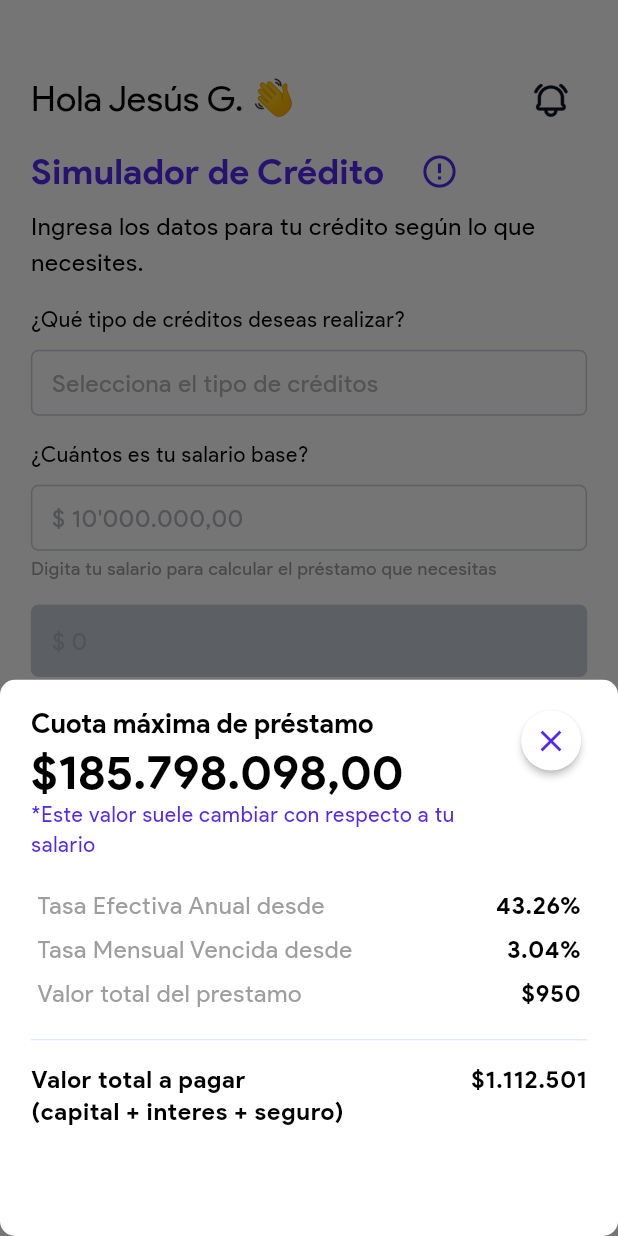
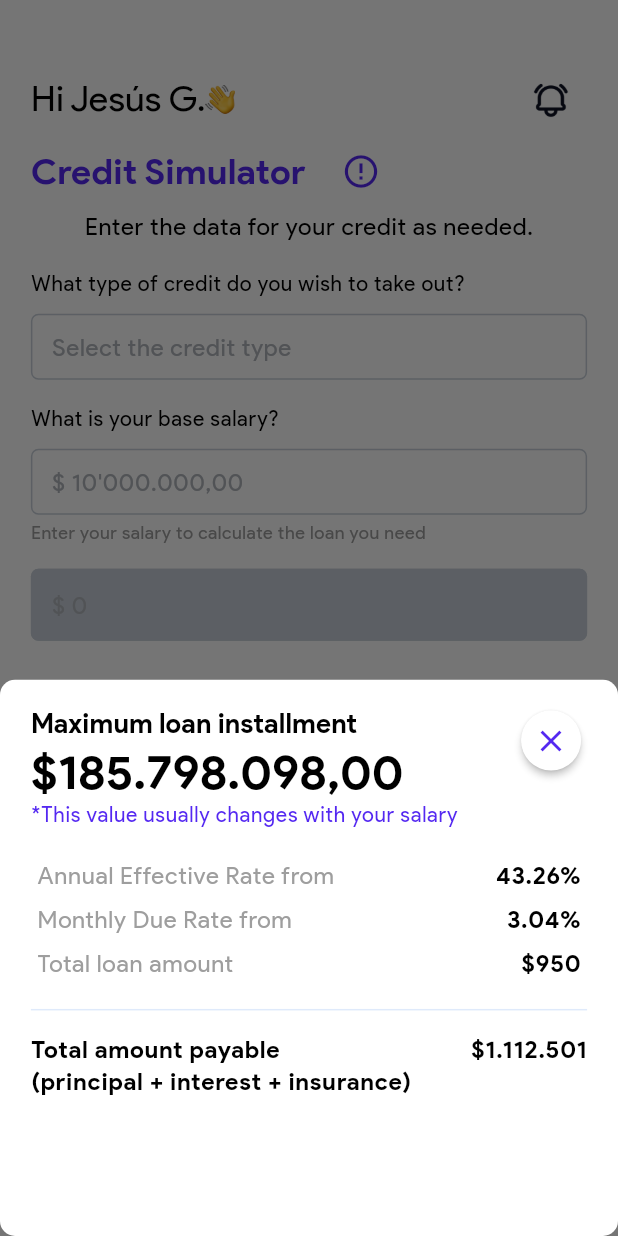
Before and after one commit to Jhodavid/Banca-Cr-ditos, a Flutter app: the HomePage screen opened by its route, after a tap on the "error outline" icon, on a phone screen of 412 x 824 dp. Run offline on Flutter 3.47's test engine with Material 3 defaults, Android fonts, the light colour scheme and no system bars; our stand-ins replace flutter_riverpod, go_router; generated files the repository leaves out were written again.

Commit message:
Todas las traducciones completadas

```diff
--- a/lib/config/localization/app_localization.dart
+++ b/lib/config/localization/app_localization.dart
@@ -6,4 +6,10 @@
 
 extension AppLocalization on BuildContext {
   AppLocalizations get l10n => AppLocalizations.of(this);
+
+  String getHomeHiUser(String fullName) {
+    String text = l10n.home_hi_user;
+    text = text.replaceAll('[fullName]', fullName);
+    return text;
+  }
 }
--- a/lib/config/localization/arb/app_en.arb
+++ b/lib/config/localization/arb/app_en.arb
@@ -35,5 +35,36 @@
     "auth_forgot_password": "Forgot my password?",
     "auth_sign_in_google": "Sign in with Google",
     "auth_sign_in_apple": "Sign in with Apple",
-    "auth_dont_have_account": "Don't have an account?"
+    "auth_dont_have_account": "Don't have an account?",
+    "home_credit_simulator": "Credit Simulator",
+    "home_enter_data_for_your_credit": "Enter the data for your credit as needed.",
+    "home_what_type_credit": "What type of credit do you wish to take out?",
+    "home_what_select_credit_type": "Select the credit type",
+    "home_how_much_your_salary": "What is your base salary?",
+    "home_enter_your_salary_to_calculate": "Enter your salary to calculate the loan you need",
+    "home_how_many_months": "How many months?",
+    "home_choose_term_12_to_84_months": "Choose a term from 12 to 84 months",
+    "home_simulate": "Simulate",
+    "home_save_quote": "Save quote",
+    "home_credit_history": "Credit History",
+    "home_here_you_will_find_your_credit_history": "Here you will find your credit history and the record of all simulations.",
+    "home_no_more_data_to_show": "No more data to show",
+    "home_amount_of_credit": "Credit amount",
+    "home_date": "Date",
+    "home_number_of_installments": "Number of installments",
+    "home_interest": "Interest",
+    "home_hi_user": "Hi [fullName]",
+    "home_are_your_sure_save_quote": "Are you sure you want to\nsave the quote?",
+    "home_you_will_consult_quote_in_history": "You can consult the quote\nin your credit history.",
+    "home_save": "Save",
+    "home_cancel": "Cancel",
+    "home_no_installments": "Installment No.",
+    "home_installments_value": "Installment value",
+    "home_capital_credit": "Capital payment",
+    "home_maximum_loan_installment": "Maximum loan installment",
+    "home_this_value_usually_changes_with_your_salary": "*This value usually changes with your salary",
+    "home_annual_percentage_rate": "Annual Effective Rate from",
+    "home_monthly_percentage_rate": "Monthly Due Rate from",
+    "home_total_amount": "Total loan amount",
+    "home_principal_interest_insurance": "Total amount payable\n(principal + interest + insurance)"
 }
--- a/lib/config/localization/arb/app_es.arb
+++ b/lib/config/localization/arb/app_es.arb
@@ -35,5 +35,36 @@
     "auth_forgot_password": "¿Olvidé mi contraseña?",
     "auth_sign_in_google": "Ingresa con Google",
     "auth_sign_in_apple": "Ingresa con Apple",
-    "auth_dont_have_account": "¿No tienes una cuenta?"
+    "auth_dont_have_account": "¿No tienes una cuenta?",
+    "home_credit_simulator": "Simulador de Crédito",
+    "home_enter_data_for_your_credit": "Ingresa los datos para tu crédito según lo que necesites.",
+    "home_what_type_credit": "¿Qué tipo de créditos deseas realizar?",
+    "home_what_select_credit_type": "Selecciona el tipo de créditos",
+    "home_how_much_your_salary": "¿Cuánto es tu salario base?",
+    "home_enter_your_salary_to_calculate": "Digita tu salario para calcular el préstamo que necesitas",
+    "home_how_many_months": "¿A cuántos meses?",
+    "home_choose_term_12_to_84_months": "Elija un plazo desde 12 hasta 84 meses",
+    "home_simulate": "Simular",
+    "home_save_quote": "Guardar cotización",
+    "home_credit_history": "Historial de créditos",
+    "home_here_you_will_find_your_credit_history": "Aquí encontrarás tu historial de créditos y el registro de todas las simulaciones.",
+    "home_no_more_data_to_show": "No hay mas datos por mostrar",
+    "home_amount_of_credit": "Monto del crédito",
+    "home_date": "Fecha",
+    "home_number_of_installments": "Número de cuotas",
+    "home_interest": "Interés",
+    "home_hi_user": "Hola [fullName] ",
+    "home_are_your_sure_save_quote": "¿Está seguro que desea\nGuardar la cotización?",
+    "home_you_will_consult_quote_in_history": "La cotización realizada la podrás consultar\nen tu historial de créditos.",
+    "home_save": "Guardar",
+    "home_cancel": "Cancelar",
+    "home_no_installments": "No. Cuota",
+    "home_installments_value": "Valor de cuota",
+    "home_capital_credit": "Abono a capital",
+    "home_maximum_loan_installment": "Cuota máxima de préstamo",
+    "home_this_value_usually_changes_with_your_salary": "*Este valor suele cambiar con respecto a tu salario",
+    "home_annual_percentage_rate": "Tasa Efectiva Anual desde",
+    "home_monthly_percentage_rate": "Tasa Mensual Vencida desde",
+    "home_total_amount": "Valor total del prestamo",
+    "home_principal_interest_insurance": "Valor total a pagar\n(capital + interes + seguro)"
 }
--- a/lib/presentation/modules/auth/pages/sing_in_page.dart
+++ b/lib/presentation/modules/auth/pages/sing_in_page.dart
@@ -56,12 +56,13 @@
                         TextSpan(
                           text: l10n.auth_sing_in_message_part_1,
                           style: Theme.of(context).textTheme.labelSmall?.copyWith(
+                            color: Colors.black,
                             fontWeight: FontWeight.bold
                           )
                         ),
                         TextSpan(
                           text: l10n.auth_sing_in_message_part_2,
-                          style: Theme.of(context).textTheme.labelSmall
+                          style: Theme.of(context).textTheme.labelSmall?.copyWith(color: Colors.black)
                         )
                       ],
                     ),
@@ -115,7 +116,7 @@
                         padding: const EdgeInsets.only(top: 15),
                         child: Text(
                           l10n.auth_remember,
-                          style: Theme.of(context).textTheme.labelSmall
+                          style: Theme.of(context).textTheme.labelSmall?.copyWith(color: Colors.black)
                         ),
                       ),
                       const Spacer(),
--- a/lib/presentation/modules/auth/pages/sing_up_page.dart
+++ b/lib/presentation/modules/auth/pages/sing_up_page.dart
@@ -59,8 +59,8 @@
                         child: Column(
                           children: [
                             AppTextField(
-                              label: l10n.auth_email_label,
-                              hintText: l10n.auth_email_hint,
+                              label: l10n.auth_full_name_label,
+                              hintText: l10n.auth_full_name_hint,
                               prefixIconData: Icons.person_outline,
                               onChanged: (value) {
 
--- a/lib/presentation/modules/home/taps/history_tap.dart
+++ b/lib/presentation/modules/home/taps/history_tap.dart
@@ -25,11 +25,11 @@
           crossAxisAlignment: CrossAxisAlignment.start,
           children: [
             Text(
-              'Historial de créditos',
+              l10n.home_credit_history,
               style: Theme.of(context).textTheme.titleMedium,
             ),
             Text(
-              'Aquí encontrarás tu historial de créditos y el registro de todas las simulaciones..',
+                l10n.home_here_you_will_find_your_credit_history,
               style: Theme.of(context).textTheme.bodyLarge
             ),
             SizedBox(height: height*0.01),
@@ -44,7 +44,7 @@
                 const Icon(Icons.error_outline, color: Colors.grey, size: 26),
                 const SizedBox(width: 5),
                 Text(
-                  'No hay mas datos por mostrar',
+                  l10n.home_no_more_data_to_show,
                   style: Theme.of(context).textTheme.titleSmall,
                 ),
               ],
--- a/lib/presentation/modules/home/taps/simulator_detail_tap.dart
+++ b/lib/presentation/modules/home/taps/simulator_detail_tap.dart
@@ -1,3 +1,4 @@
+import 'package:banca_creditos/config/localization/app_localization.dart';
 import 'package:banca_creditos/presentation/modules/home/widgets/save_simulate_modal_bottom_sheet.dart';
 import 'package:flutter/material.dart';
 
@@ -13,6 +14,7 @@
 
   @override
   Widget build(BuildContext context) {
+    final l10n = context.l10n;
 
     final width = MediaQuery.of(context).size.width;
     final height = MediaQuery.of(context).size.height;
@@ -30,7 +32,7 @@
             children: [
               const SimulateDetailFrame(),
               AppFilledButton(
-                text: 'Guardar cotización',
+                text: l10n.home_save_quote,
                 backgroundColor: Colors.white,
                 textColor: Theme.of(context).colorScheme.primary,
                 borderColor: Theme.of(context).colorScheme.primary,
--- a/lib/presentation/modules/home/taps/simulator_tap.dart
+++ b/lib/presentation/modules/home/taps/simulator_tap.dart
@@ -35,7 +35,7 @@
                 Row(
                   children: [
                     Text(
-                      'Simulador de Crédito',
+                      l10n.home_credit_simulator,
                       style: Theme.of(context).textTheme.titleMedium?.copyWith(
                         color: Theme.of(context).colorScheme.primary
                       ),
@@ -63,23 +63,23 @@
                   ],
                 ),
                 Text(
-                  'Ingresa los datos para tu crédito según lo que necesites.',
+                    l10n.home_enter_data_for_your_credit,
                   style: Theme.of(context).textTheme.bodyLarge
                 ),
                 SizedBox(height: height*0.02),
                 AppTextField(
-                  label: '¿Qué tipo de créditos deseas realizar?',
+                  label: l10n.home_what_type_credit,
                   labelTextColor: Colors.black,
-                  hintText: 'Selecciona el tipo de créditos',
+                  hintText: l10n.home_what_select_credit_type,
                   onChanged: (value) {
 
                   },
                 ),
                 AppTextField(
-                  label: '¿Cuántos es tu salario base?',
+                  label: l10n.home_how_much_your_salary,
                   labelTextColor: Colors.black,
                   hintText: "\$ 10'000.000,00",
-                  helperText: 'Digita tu salario para calcular el préstamo que necesitas',
+                  helperText: l10n.home_enter_your_salary_to_calculate,
                   onChanged: (value) {
 
                   },
@@ -93,10 +93,10 @@
                   },
                 ),
                 AppTextField(
-                  label: '¿A cuántos meses?',
+                  label: l10n.home_how_many_months,
                   labelTextColor: Colors.black,
                   hintText: '48',
-                  helperText: 'Elija un plazo desde 12 hasta 84 meses',
+                  helperText: l10n.home_choose_term_12_to_84_months,
                   onChanged: (value) {
 
                   },
@@ -105,7 +105,7 @@
                 Padding(
                   padding: EdgeInsets.symmetric(horizontal: width*0.04),
                   child: AppFilledButton(
-                    text: 'Simular',
+                    text: l10n.home_simulate,
                     onPressed: () => HomeModuleUtils.homePageViewController.jumpToPage(2)
                   ),
                 ),
--- a/lib/presentation/modules/home/widgets/history_data_table.dart
+++ b/lib/presentation/modules/home/widgets/history_data_table.dart
@@ -25,28 +25,28 @@
           dataRowMaxHeight: 35,
           dataRowMinHeight: 35,
           headingRowHeight: 40,
-          columns: const <DataColumn>[
+          columns: <DataColumn>[
             DataColumn(
               label: AppColumnHeaderContainer(
-                title: 'Monto de crédito',
+                title: l10n.home_amount_of_credit,
                 portionSize: 0.36,
               )
             ),
             DataColumn(
               label: AppColumnHeaderContainer(
-                title: 'Fecha',
+                title: l10n.home_date,
                 portionSize: 0.19,
               )
             ),
             DataColumn(
               label: AppColumnHeaderContainer(
-                title: 'No. de cuotas',
+                title: l10n.home_number_of_installments,
                 portionSize: 0.3,
               )
             ),
             DataColumn(
               label: AppColumnHeaderContainer(
-                title: 'Interés',
+                title: l10n.home_interest,
                 portionSize: 0.15,
               )
             ),
--- a/lib/presentation/modules/home/widgets/home_app_bar.dart
+++ b/lib/presentation/modules/home/widgets/home_app_bar.dart
@@ -14,28 +14,34 @@
 
   @override
   Widget build(BuildContext context) {
-    final l10n = context.l10n;
-
     final width = MediaQuery.of(context).size.width;
-    final height = MediaQuery.of(context).size.height;
 
     return Padding(
       padding: EdgeInsets.symmetric(horizontal: width*0.05),
       child: Row(
         children: [
-          if(isVisibleMessage) Text(
-            'Hola Jesús G. 👋',
-            style: Theme.of(context).textTheme.titleMedium?.copyWith(fontWeight: FontWeight.normal),
+          if(isVisibleMessage) Row(
+            children: [
+              Text(
+                context.getHomeHiUser('Jesús G.'),
+                style: Theme.of(context).textTheme.titleMedium?.copyWith(fontWeight: FontWeight.normal),
+              ),
+              SizedBox(
+                width: 20,
+                height: 20,
+                child: Image.asset('assets/waving_hand.png')
+              )
+            ],
           ),
           const Spacer(),
           SizedBox(
             width: 50,
             height: 50,
             child: TextButton(
-                onPressed: () {
+              onPressed: () {
 
-                },
-                child: Image.asset('assets/notification.png')
+              },
+              child: Image.asset('assets/notification.png')
             ),
           )
         ],
--- a/lib/presentation/modules/home/widgets/save_simulate_modal_bottom_sheet.dart
+++ b/lib/presentation/modules/home/widgets/save_simulate_modal_bottom_sheet.dart
@@ -4,6 +4,7 @@
 
 import 'package:banca_creditos/config/localization/app_localization.dart';
 import 'package:banca_creditos/presentation/modules/home/widgets/floating_button_close_bottom_sheet.dart';
+import 'package:go_router/go_router.dart';
 
 
 
@@ -56,12 +57,12 @@
                   ),
                   SizedBox(height: height*0.03),
                   Text(
-                    '¿Está seguro que desea\nGuardar la cotización?',
+                    l10n.home_are_your_sure_save_quote,
                     style: Theme.of(context).textTheme.labelLarge
                   ),
                   SizedBox(height: height*0.015),
                   Text(
-                    'La cotización realizada la podrás consultar\nen tu historial de créditos.',
+                    l10n.home_you_will_consult_quote_in_history,
                     style: Theme.of(context).textTheme.labelSmall?.copyWith(
                       color: Colors.grey
                     ),
@@ -69,20 +70,18 @@
                   ),
                   SizedBox(height: height*0.015),
                   AppFilledButton(
-                    text: 'Guardar',
+                    text: l10n.home_save,
                     onPressed: () {
 
                     },
                   ),
                   SizedBox(height: height*0.005),
                   AppFilledButton(
-                    text: 'Cancelar',
+                    text: l10n.home_cancel,
                     backgroundColor: Colors.white,
                     textColor: Theme.of(context).colorScheme.primary,
                     borderColor: Theme.of(context).colorScheme.primary,
-                    onPressed: () {
-
-                    },
+                    onPressed: () => context.pop(),
                   ),
                 ],
               ),
--- a/lib/presentation/modules/home/widgets/simulate_data_table.dart
+++ b/lib/presentation/modules/home/widgets/simulate_data_table.dart
@@ -26,28 +26,28 @@
           dataRowMaxHeight: 35,
           dataRowMinHeight: 35,
           headingRowHeight: 40,
-          columns: const <DataColumn>[
+          columns: <DataColumn>[
             DataColumn(
               label: AppColumnHeaderContainer(
-                title: 'No. Cuota',
+                title: l10n.home_no_installments,
                 portionSize: 0.2,
               )
             ),
             DataColumn(
               label: AppColumnHeaderContainer(
-                title: 'Valor de cuota',
+                title: l10n.home_installments_value,
                 portionSize: 0.3,
               )
             ),
             DataColumn(
               label: AppColumnHeaderContainer(
-                title: 'Interés',
+                title: l10n.home_interest,
                 portionSize: 0.2,
               )
             ),
             DataColumn(
               label: AppColumnHeaderContainer(
-                title: 'Abono a capital',
+                title: l10n.home_capital_credit,
                 portionSize: 0.3,
               )
             ),
--- a/lib/presentation/modules/home/widgets/simulate_modal_bottom_sheet.dart
+++ b/lib/presentation/modules/home/widgets/simulate_modal_bottom_sheet.dart
@@ -1,10 +1,8 @@
-import 'package:banca_creditos/presentation/modules/home/widgets/floating_button_close_bottom_sheet.dart';
 import 'package:flutter/material.dart';
-
-import 'package:go_router/go_router.dart';
 
 
 import 'package:banca_creditos/config/localization/app_localization.dart';
+import 'package:banca_creditos/presentation/modules/home/widgets/floating_button_close_bottom_sheet.dart';
 
 
 
@@ -38,7 +36,7 @@
                     crossAxisAlignment: CrossAxisAlignment.start,
                     children: [
                       Text(
-                        'Cuota máxima de préstamo',
+                        l10n.home_maximum_loan_installment,
                         style: Theme.of(context).textTheme.labelLarge
                       ),
                       Text(
@@ -46,7 +44,7 @@
                         style: Theme.of(context).textTheme.displayMedium
                       ),
                       Text(
-                        '*Este valor suele cambiar con respecto a tu salario',
+                        l10n.home_this_value_usually_changes_with_your_salary,
                         style: Theme.of(context).textTheme.labelSmall?.copyWith(
                           color: Theme.of(context).colorScheme.primary
                         )
@@ -59,16 +57,16 @@
             ),
           ),
           SizedBox(height: height*0.02),
-          const _LabelAndValueData(
-            title: 'Tasa Efectiva Anual desde',
+          _LabelAndValueData(
+            title: l10n.home_annual_percentage_rate,
             value: '43.26%'
           ),
-          const _LabelAndValueData(
-            title: 'Tasa Mensual Vencida desde',
+          _LabelAndValueData(
+            title: l10n.home_monthly_percentage_rate,
             value: '3.04%'
           ),
-          const _LabelAndValueData(
-            title: 'Valor total del prestamo',
+          _LabelAndValueData(
+            title: l10n.home_total_amount,
             value: '\$950'
           ),
           SizedBox(height: height*0.01),
@@ -79,7 +77,7 @@
             mainAxisAlignment: MainAxisAlignment.spaceBetween,
             children: [
               Text(
-                'Valor total a pagar\n(capital + interes + seguro)',
+                l10n.home_principal_interest_insurance,
                 style: Theme.of(context).textTheme.labelMedium?.copyWith(
                   color: Colors.black,
                   fontWeight: FontWeight.bold
```
Also changed, not shown: assets/waving_hand.png (added).
